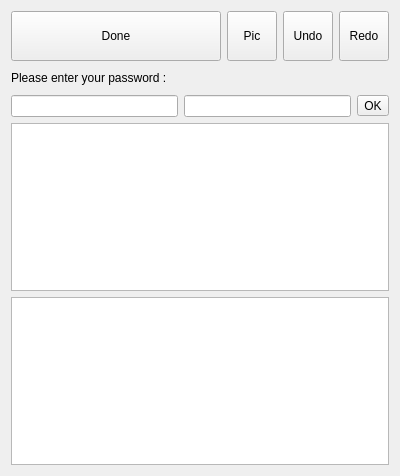
Before: the Qt Designer form src/dlgmainnotes.ui in ic005k/Knot-Legacy, drawn with Qt 5.
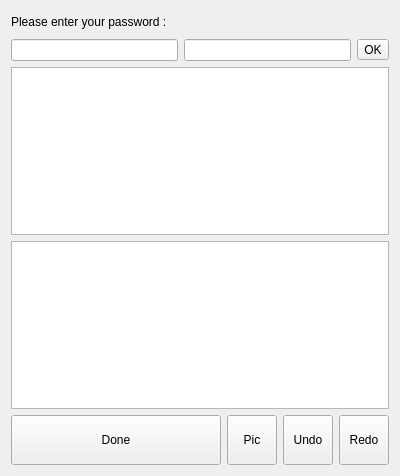
After: the same form once the commit is applied. Icons and pictures are not drawn.

```diff
--- a/src/dlgmainnotes.ui
+++ b/src/dlgmainnotes.ui
@@ -74,7 +74,7 @@
    <item row="2" column="0">
     <widget class="QTextEdit" name="textEdit"/>
    </item>
-   <item row="0" column="0">
+   <item row="4" column="0">
     <layout class="QHBoxLayout" name="horizontalLayout_2">
      <item>
       <widget class="QToolButton" name="btnBack">
```
